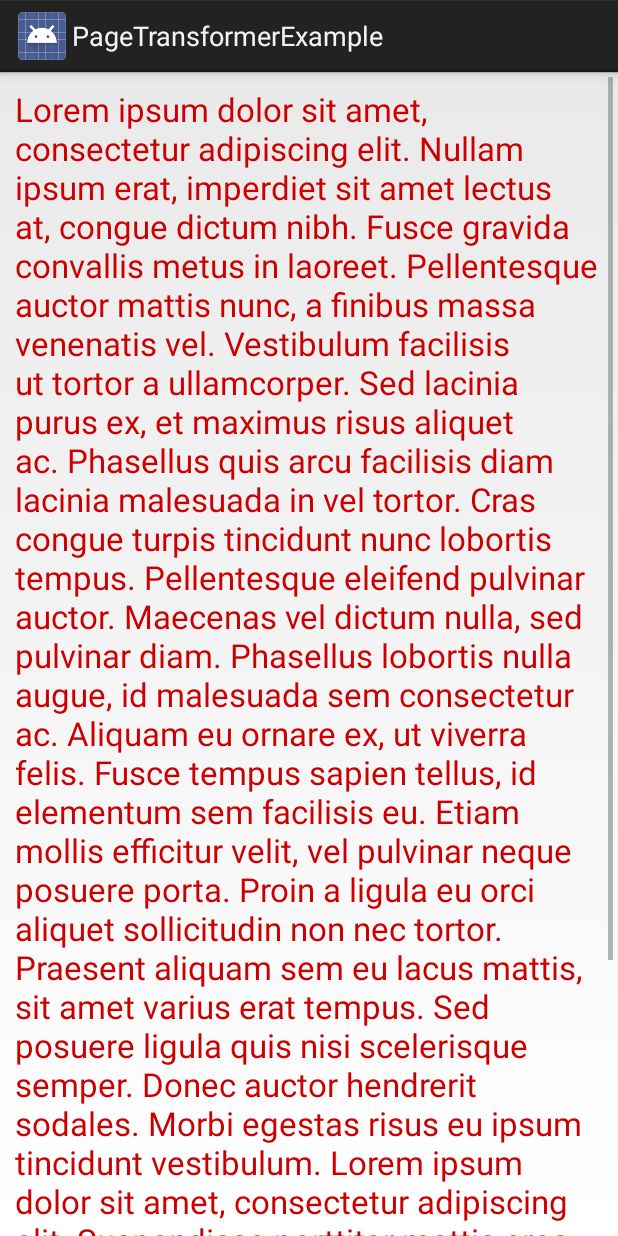
After one commit to chemickypes/PageTransformerExample, an Android app: the fragment ScreenSlidePageFragment shown on its own in the app's theme, on a phone screen of 412 x 824 dp. The commit adds this screen. Run offline under Robolectric (Android 15) with nearby library versions, the phone set to English and light mode, and no system bars.

Commit message:
inseriti fragment -- standard page transformer

```diff
--- /dev/null
+++ b/app/src/main/java/it/hooloovoo/angelo/pagetransformerexample/ScreenSlidePageFragment.java
@@ -0,0 +1,18 @@
+package it.hooloovoo.angelo.pagetransformerexample;
+
+import android.app.Fragment;
+import android.os.Bundle;
+import android.view.LayoutInflater;
+import android.view.View;
+import android.view.ViewGroup;
+
+/**
+ * Created by angelo on 18/09/14.
+ */
+public class ScreenSlidePageFragment extends Fragment {
+
+    @Override
+    public View onCreateView(LayoutInflater inflater, ViewGroup container, Bundle savedInstanceState) {
+        return inflater.inflate(R.layout.screen_fragment_layout,null,false);
+    }
+}
--- /dev/null
+++ b/app/src/main/res/layout/screen_fragment_layout.xml
@@ -0,0 +1,20 @@
+<?xml version="1.0" encoding="utf-8"?>
+
+<LinearLayout xmlns:android="http://schemas.android.com/apk/res/android"
+    android:orientation="vertical" android:layout_width="match_parent"
+    android:layout_height="match_parent">
+
+    <ScrollView
+        android:layout_width="match_parent"
+        android:layout_height="match_parent">
+
+    <TextView
+        android:layout_width="wrap_content"
+        android:layout_height="wrap_content"
+        android:textAppearance="?android:attr/textAppearanceLarge"
+        android:text="@string/lorem_ipsum"
+        android:id="@+id/textView"
+        android:padding="10dp"
+        android:textColor="@android:color/holo_red_dark" />
+    </ScrollView>
+</LinearLayout>
--- a/app/src/main/res/values/strings.xml
+++ b/app/src/main/res/values/strings.xml
@@ -5,4 +5,8 @@
     <string name="hello_world">Hello world!</string>
     <string name="action_settings">Settings</string>
 
+    <string name="lorem_ipsum">Lorem ipsum dolor sit amet, consectetur adipiscing elit. Nullam ipsum erat, imperdiet sit amet lectus at, congue dictum nibh. Fusce gravida convallis metus in laoreet. Pellentesque auctor mattis nunc, a finibus massa venenatis vel. Vestibulum facilisis ut tortor a ullamcorper. Sed lacinia purus ex, et maximus risus aliquet ac. Phasellus quis arcu facilisis diam lacinia malesuada in vel tortor. Cras congue turpis tincidunt nunc lobortis tempus. Pellentesque eleifend pulvinar auctor. Maecenas vel dictum nulla, sed pulvinar diam. Phasellus lobortis nulla augue, id malesuada sem consectetur ac. Aliquam eu ornare ex, ut viverra felis. Fusce tempus sapien tellus, id elementum sem facilisis eu. Etiam mollis efficitur velit, vel pulvinar neque posuere porta.
+
+Proin a ligula eu orci aliquet sollicitudin non nec tortor. Praesent aliquam sem eu lacus mattis, sit amet varius erat tempus. Sed posuere ligula quis nisi scelerisque semper. Donec auctor hendrerit sodales. Morbi egestas risus eu ipsum tincidunt vestibulum. Lorem ipsum dolor sit amet, consectetur adipiscing elit. Suspendisse porttitor mattis eros at sagittis. Vestibulum vestibulum pulvinar quam. Aliquam sit amet gravida tortor. Vivamus non mauris sit amet tellus porttitor eleifend non vitae eros. Fusce sollicitudin bibendum quam, et commodo risus gravida sed. In auctor orci ex, in sagittis orci interdum a.</string>
+
 </resources>
```
